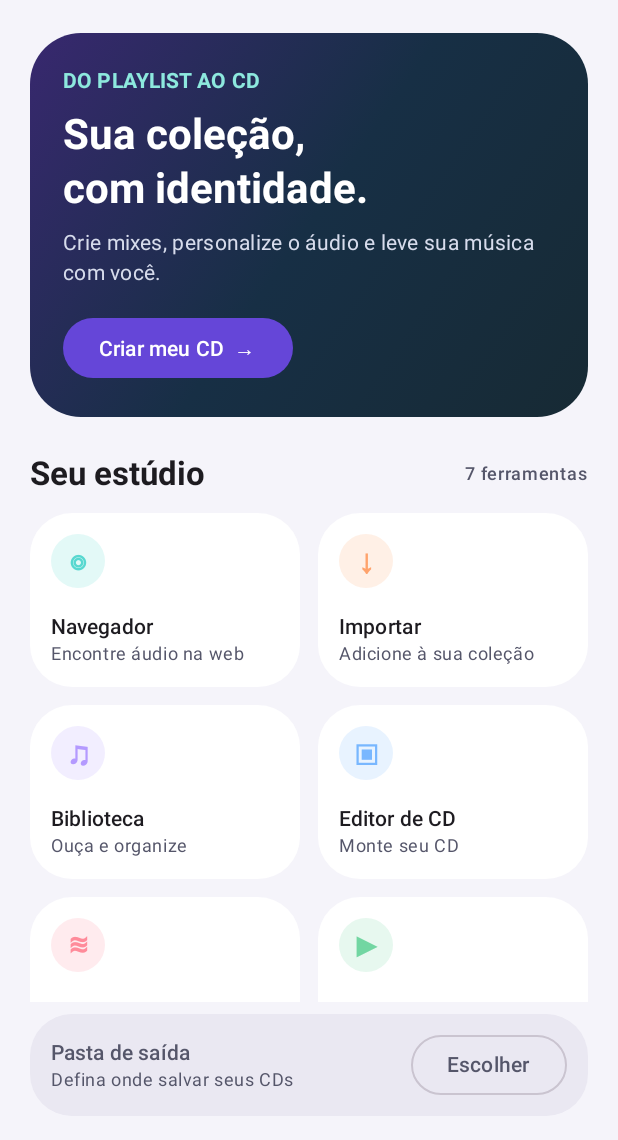
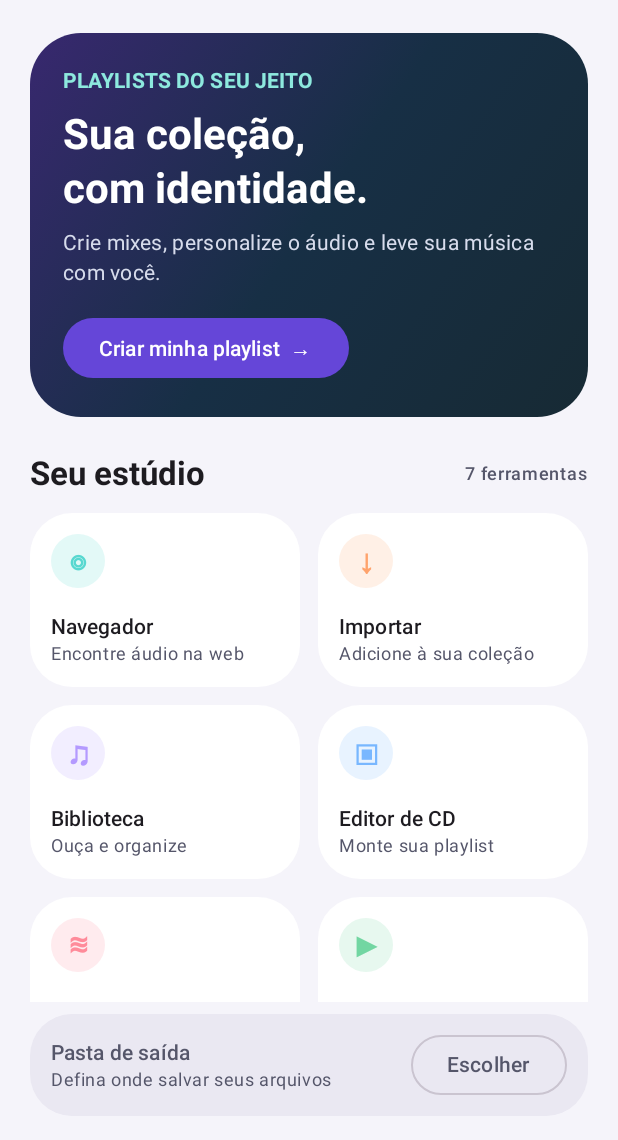
Before and after one commit to Kyra2214/MixTapeMp3, an Android app built with Jetpack Compose: the screen it shows after launch (MainActivity), on a phone screen of 412 x 824 dp, the part 96-1236 px from its top. Run offline under Robolectric (Android 15) with nearby library versions, the phone set to English and light mode, and no system bars; our stand-ins replace Room's generated code.

Commit message:
Modernize CD editor wording to playlists

```diff
--- a/app/src/main/java/com/cdvirtual/app/feature/home/HomeScreen.kt
+++ b/app/src/main/java/com/cdvirtual/app/feature/home/HomeScreen.kt
@@ -59,7 +59,7 @@ fun HomeScreen(onNavigate: (Destination) -> Unit) {
         HomeAction(Destination.Browser, "◎", "Encontre áudio na web", Color(0xFF58D8D0)),
         HomeAction(Destination.Importer, "↓", "Adicione à sua coleção", Color(0xFFFFA36C)),
         HomeAction(Destination.Library, "♫", "Ouça e organize", Color(0xFFB49AFF)),
-        HomeAction(Destination.CdEditor, "▣", "Monte seu CD", Color(0xFF78B7FF)),
+        HomeAction(Destination.CdEditor, "▣", "Monte sua playlist", Color(0xFF78B7FF)),
         HomeAction(Destination.Equalizer, "≋", "Ajuste o som", Color(0xFFFF8B9A)),
         HomeAction(Destination.Player, "▶", "Seus mixes offline", Color(0xFF72D6A2)),
         HomeAction(Destination.Export, "↗", "Gere e compartilhe", Color(0xFFE2C477))
@@ -95,12 +95,12 @@ fun HomeScreen(onNavigate: (Destination) -> Unit) {
                     .padding(22.dp)
             ) {
                 Column {
-                    Text("DO PLAYLIST AO CD", color = Color(0xFF8DE9DE), style = MaterialTheme.typography.labelLarge, fontWeight = FontWeight.Bold)
+                    Text("PLAYLISTS DO SEU JEITO", color = Color(0xFF8DE9DE), style = MaterialTheme.typography.labelLarge, fontWeight = FontWeight.Bold)
                     Text("Sua coleção,\ncom identidade.", Modifier.padding(top = 8.dp), color = Color.White, style = MaterialTheme.typography.headlineMedium, fontWeight = FontWeight.Bold)
                     Text("Crie mixes, personalize o áudio e leve sua música com você.",
                         Modifier.padding(top = 8.dp), color = Color(0xFFD7DCEC), style = MaterialTheme.typography.bodyMedium)
                     Button(onClick = { onNavigate(Destination.CdEditor) }, Modifier.padding(top = 16.dp)) {
-                        Text("Criar meu CD  →")
+                        Text("Criar minha playlist  →")
                     }
                 }
             }
@@ -147,7 +147,7 @@ fun HomeScreen(onNavigate: (Destination) -> Unit) {
                     Column(Modifier.weight(1f)) {
                         Text("Pasta de saída", style = MaterialTheme.typography.labelLarge)
                         Text(
-                            if (folder is OutputFolderState.Ready) "Pronta para exportar" else "Defina onde salvar seus CDs",
+                            if (folder is OutputFolderState.Ready) "Pronta para exportar" else "Defina onde salvar seus arquivos",
                             style = MaterialTheme.typography.bodySmall, color = MaterialTheme.colorScheme.onSurfaceVariant
                         )
                     }
```
